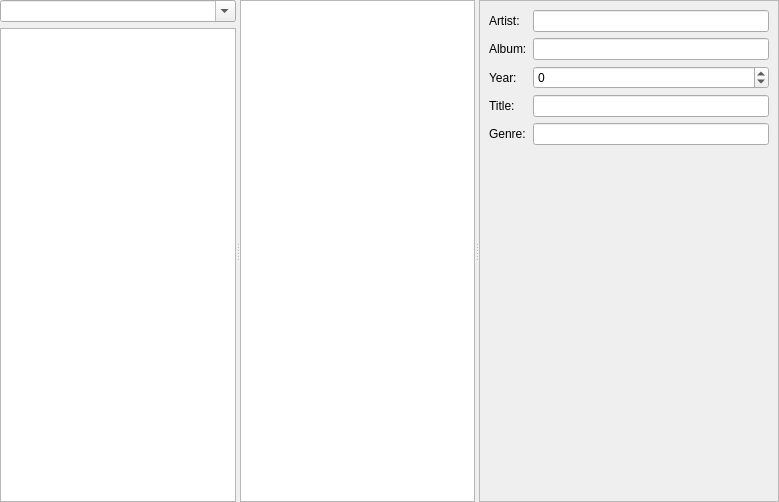
Above: src/plugins/lmp/plugins/graffiti/graffititab.ui from 0xd34df00d/leechcraft before the change. Below: the same form after it.
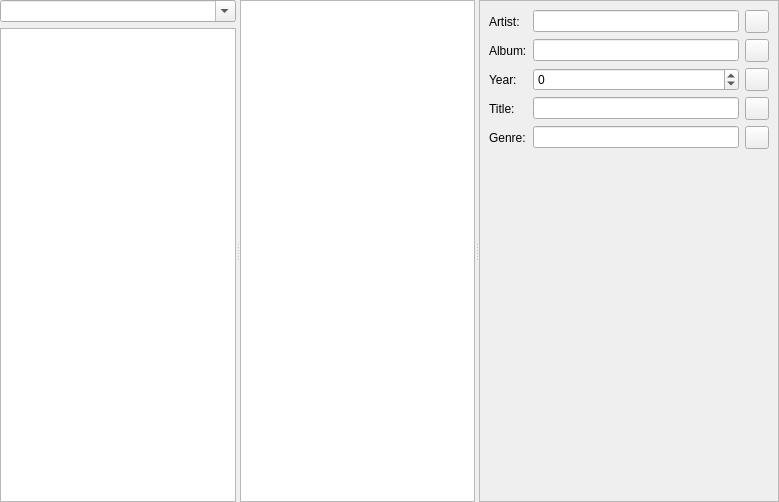
That is the form after the change. Icons and pictures are not drawn. Custom widgets are drawn as their Qt base class.

Commit message: [LMP Graffiti] Added "set all" buttons.

Patch:
```diff
--- a/src/plugins/lmp/plugins/graffiti/graffititab.ui
+++ b/src/plugins/lmp/plugins/graffiti/graffititab.ui
@@ -67,13 +67,21 @@
         </widget>
        </item>
        <item row="0" column="1">
+        <layout class="QHBoxLayout" name="horizontalLayout_2">
+         <item>
         <widget class="QLineEdit" name="Artist_"/>
        </item>
-       <item row="1" column="1">
-        <widget class="QLineEdit" name="Album_"/>
-       </item>
-       <item row="3" column="1">
-        <widget class="QLineEdit" name="Title_"/>
+         <item>
+          <widget class="QToolButton" name="ArtistSetAll_">
+           <property name="text">
+            <string/>
+           </property>
+           <property name="icon">
+            <iconset theme="edit-select-all"/>
+           </property>
+          </widget>
+         </item>
+        </layout>
        </item>
        <item row="1" column="0">
         <widget class="QLabel" name="label_2">
@@ -82,12 +90,19 @@
          </property>
         </widget>
        </item>
-       <item row="3" column="0">
-        <widget class="QLabel" name="label_3">
-         <property name="text">
-          <string>Title:</string>
-         </property>
-        </widget>
+       <item row="1" column="1">
+        <layout class="QHBoxLayout" name="horizontalLayout">
+         <item>
+          <widget class="QLineEdit" name="Album_"/>
+         </item>
+         <item>
+          <widget class="QToolButton" name="AlbumSetAll_">
+           <property name="icon">
+            <iconset theme="edit-select-all"/>
+           </property>
+          </widget>
+         </item>
+        </layout>
        </item>
        <item row="2" column="0">
         <widget class="QLabel" name="label_4">
@@ -97,6 +112,8 @@
         </widget>
        </item>
        <item row="2" column="1">
+        <layout class="QHBoxLayout" name="horizontalLayout_5">
+         <item>
         <widget class="QSpinBox" name="Year_">
          <property name="minimum">
           <number>-3000</number>
@@ -106,6 +123,36 @@
          </property>
         </widget>
        </item>
+         <item>
+          <widget class="QToolButton" name="YearSetAll_">
+           <property name="icon">
+            <iconset theme="edit-select-all"/>
+           </property>
+          </widget>
+         </item>
+        </layout>
+       </item>
+       <item row="3" column="0">
+        <widget class="QLabel" name="label_3">
+         <property name="text">
+          <string>Title:</string>
+         </property>
+        </widget>
+       </item>
+       <item row="3" column="1">
+        <layout class="QHBoxLayout" name="horizontalLayout_4">
+         <item>
+          <widget class="QLineEdit" name="Title_"/>
+         </item>
+         <item>
+          <widget class="QToolButton" name="TitleSetAll_">
+           <property name="icon">
+            <iconset theme="edit-select-all"/>
+           </property>
+          </widget>
+         </item>
+        </layout>
+       </item>
        <item row="4" column="0">
         <widget class="QLabel" name="label_5">
          <property name="text">
@@ -114,7 +161,18 @@
         </widget>
        </item>
        <item row="4" column="1">
+        <layout class="QHBoxLayout" name="horizontalLayout_3">
+         <item>
         <widget class="LeechCraft::Util::TagsLineEdit" name="Genre_"/>
+         </item>
+         <item>
+          <widget class="QToolButton" name="GenreSetAll_">
+           <property name="icon">
+            <iconset theme="edit-select-all"/>
+           </property>
+          </widget>
+         </item>
+        </layout>
        </item>
       </layout>
      </widget>
```
Lines whose indentation alone changed are shown as unchanged. The commit also changes 1 other file.
